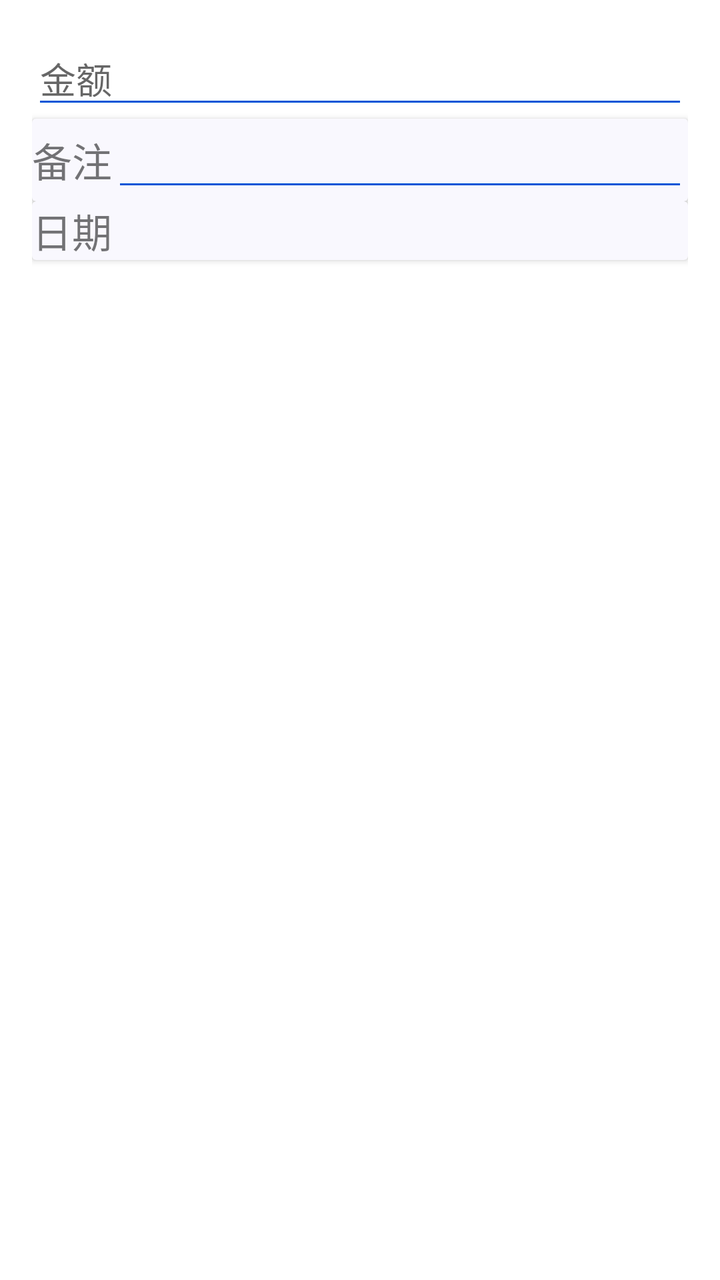
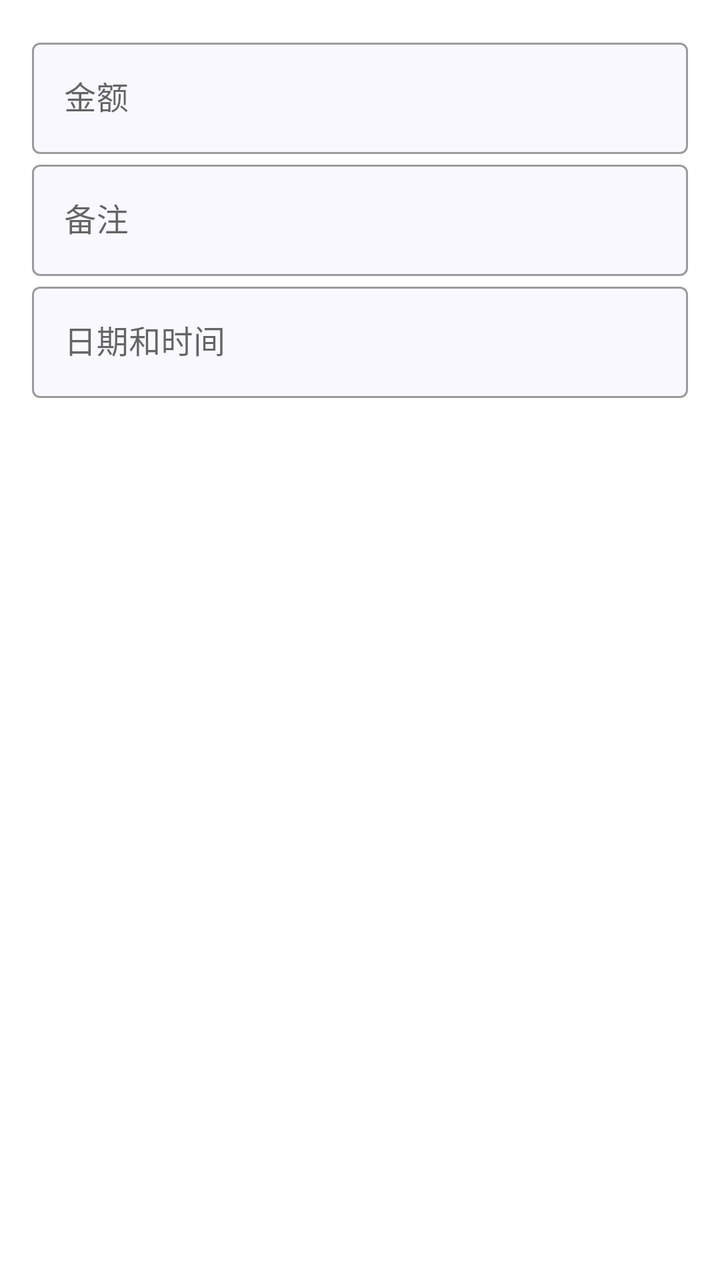

An Android layout rendered at two revisions. The XML below is the earlier revision; the diff shows what the commit changed to produce the second picture.
<!-- AndroidManifest.xml: application theme Theme.ProjectManager -->
<!-- res/layout/fragment_expense.xml -->
<?xml version="1.0" encoding="utf-8"?>
<LinearLayout xmlns:android="http://schemas.android.com/apk/res/android"
    android:layout_width="match_parent"
    android:layout_height="match_parent"
    android:orientation="vertical"
    android:padding="16dp">

    <EditText
        android:id="@+id/amount_textedit"
        style="@style/EditTextStyle"
        android:layout_width="match_parent"
        android:layout_height="wrap_content"
        android:hint="金额"
        android:inputType="numberDecimal" />

    <androidx.cardview.widget.CardView
        style="@style/NewFlowCardStyle"
        android:layout_width="match_parent"
        android:layout_height="wrap_content">

        <LinearLayout
            android:layout_width="match_parent"
            android:layout_height="match_parent"
            android:orientation="horizontal">

            <TextView
                android:layout_width="wrap_content"
                android:layout_height="wrap_content"
                android:text="备注"
                android:textSize="20sp" />

            <EditText
                android:id="@+id/remark_edittext"
                style="@style/EditTextStyle"
                android:maxLength="20"
                android:layout_width="wrap_content"
                android:layout_height="wrap_content"
                android:layout_weight="1" />
        </LinearLayout>
    </androidx.cardview.widget.CardView>

    <androidx.cardview.widget.CardView
        android:id="@+id/flow_date_cardview"
        style="@style/NewFlowCardStyle"
        android:layout_width="match_parent"
        android:layout_height="wrap_content">

        <LinearLayout
            android:layout_width="match_parent"
            android:layout_height="match_parent"
            android:orientation="horizontal">

            <TextView
                android:layout_width="wrap_content"
                android:layout_height="wrap_content"
                android:text="日期"
                android:textSize="20sp" />

            <TextView
                android:id="@+id/date_time_textview"
                style="@style/NewFlowTextViewStyle"
                android:layout_width="0dp"
                android:layout_height="wrap_content"
                android:layout_weight="1" />
        </LinearLayout>
    </androidx.cardview.widget.CardView>
</LinearLayout>
<!-- resources referenced by this layout -->
<resources>
  <style name="EditTextStyle">
          <item name="backgroundTint">@color/theme_blue</item>
          <item name="android:textCursorDrawable">@null</item>
      </style>
  <style name="NewFlowCardStyle">
          <item name="cardBackgroundColor">@color/page_background</item>
      </style>
  <style name="NewFlowTextViewStyle">
          <item name="android:textSize">20sp</item>
          <item name="android:layout_marginStart">10sp</item>
      </style>
  <style name="Theme.ProjectManager" parent="Theme.MaterialComponents.DayNight.NoActionBar">
          
          <item name="colorPrimary">@color/purple_500</item>
          <item name="colorPrimaryVariant">@color/purple_700</item>
          <item name="colorOnPrimary">@color/white</item>
          
          <item name="colorSecondary">@color/teal_200</item>
          <item name="colorSecondaryVariant">@color/teal_700</item>
          <item name="colorOnSecondary">@color/black</item>
          
          <item name="android:statusBarColor">?attr/colorPrimaryVariant</item>
          
          <item name="toolbarStyle">@style/ToolBarStyle</item>
      </style>
  <color name="theme_blue">#0055d6</color>
  <color name="page_background">#f9f8fe</color>
  <color name="purple_500">#FF6200EE</color>
  <color name="purple_700">#FF3700B3</color>
  <color name="white">#FFFFFFFF</color>
  <color name="teal_200">#FF03DAC5</color>
  <color name="teal_700">#FF018786</color>
  <color name="black">#FF000000</color>
  <style name="ToolBarStyle">
          <item name="android:background">@color/toolbar_background</item>
          <item name="contentInsetStart">10dp</item>
          <item name="titleTextAppearance">@style/TitleStyle</item>
      </style>
  <color name="toolbar_background">#ebedfa</color>
  <style name="TitleStyle">
          <item name="android:textSize">23sp</item>
          <item name="android:textColor">@color/black</item>
      </style>
</resources>

<!-- the commit's change to res/layout/fragment_expense.xml (unified diff, before → after) -->
@@ -1,67 +1,49 @@
 <?xml version="1.0" encoding="utf-8"?>
 <LinearLayout xmlns:android="http://schemas.android.com/apk/res/android"
+    xmlns:app="http://schemas.android.com/apk/res-auto"
     android:layout_width="match_parent"
     android:layout_height="match_parent"
     android:orientation="vertical"
     android:padding="16dp">
 
-    <EditText
-        android:id="@+id/amount_textedit"
+    <com.google.android.material.textfield.TextInputLayout
         style="@style/EditTextStyle"
         android:layout_width="match_parent"
         android:layout_height="wrap_content"
-        android:hint="金额"
-        android:inputType="numberDecimal" />
+        app:errorEnabled="false">
 
-    <androidx.cardview.widget.CardView
-        style="@style/NewFlowCardStyle"
+        <com.google.android.material.textfield.TextInputEditText
+            android:id="@+id/amount_input"
+            android:layout_width="match_parent"
+            android:layout_height="wrap_content"
+            android:hint="金额"
+            android:inputType="numberDecimal"/>
+    </com.google.android.material.textfield.TextInputLayout>
+
+    <com.google.android.material.textfield.TextInputLayout
+        style="@style/EditTextStyle"
         android:layout_width="match_parent"
-        android:layout_height="wrap_content">
+        android:layout_height="wrap_content"
+        android:hint="备注"
+        app:errorEnabled="false">
 
-        <LinearLayout
+        <com.google.android.material.textfield.TextInputEditText
+            android:id="@+id/remark_input"
             android:layout_width="match_parent"
-            android:layout_height="match_parent"
-            android:orientation="horizontal">
+            android:layout_height="wrap_content" />
+    </com.google.android.material.textfield.TextInputLayout>
 
-            <TextView
-                android:layout_width="wrap_content"
-                android:layout_height="wrap_content"
-                android:text="备注"
-                android:textSize="20sp" />
+    <com.google.android.material.textfield.TextInputLayout
+        style="@style/EditTextStyle"
+        android:layout_width="match_parent"
+        android:layout_height="wrap_content"
+        android:hint="日期和时间"
+        app:errorEnabled="false">
 
-            <EditText
-                android:id="@+id/remark_edittext"
-                style="@style/EditTextStyle"
-                android:maxLength="20"
-                android:layout_width="wrap_content"
-                android:layout_height="wrap_content"
-                android:layout_weight="1" />
-        </LinearLayout>
-    </androidx.cardview.widget.CardView>
+        <com.google.android.material.textfield.TextInputEditText
+            android:id="@+id/date_time_input"
+            android:layout_width="match_parent"
+            android:layout_height="wrap_content" />
+    </com.google.android.material.textfield.TextInputLayout>
 
-    <androidx.cardview.widget.CardView
-        android:id="@+id/flow_date_cardview"
-        style="@style/NewFlowCardStyle"
-        android:layout_width="match_parent"
-        android:layout_height="wrap_content">
-
-        <LinearLayout
-            android:layout_width="match_parent"
-            android:layout_height="match_parent"
-            android:orientation="horizontal">
-
-            <TextView
-                android:layout_width="wrap_content"
-                android:layout_height="wrap_content"
-                android:text="日期"
-                android:textSize="20sp" />
-
-            <TextView
-                android:id="@+id/date_time_textview"
-                style="@style/NewFlowTextViewStyle"
-                android:layout_width="0dp"
-                android:layout_height="wrap_content"
-                android:layout_weight="1" />
-        </LinearLayout>
-    </androidx.cardview.widget.CardView>
 </LinearLayout>
<!-- resource entries referenced after the edit -->
@@ -1,15 +1,9 @@
 <!-- resources referenced by this layout -->
 <resources>
-  <style name="EditTextStyle">
+  <style name="EditTextStyle" parent="Widget.MaterialComponents.TextInputLayout.OutlinedBox">
+          <item name="boxBackgroundColor">@color/page_background</item>
           <item name="backgroundTint">@color/theme_blue</item>
           <item name="android:textCursorDrawable">@null</item>
-      </style>
-  <style name="NewFlowCardStyle">
-          <item name="cardBackgroundColor">@color/page_background</item>
-      </style>
-  <style name="NewFlowTextViewStyle">
-          <item name="android:textSize">20sp</item>
-          <item name="android:layout_marginStart">10sp</item>
       </style>
   <style name="Theme.ProjectManager" parent="Theme.MaterialComponents.DayNight.NoActionBar">
           
